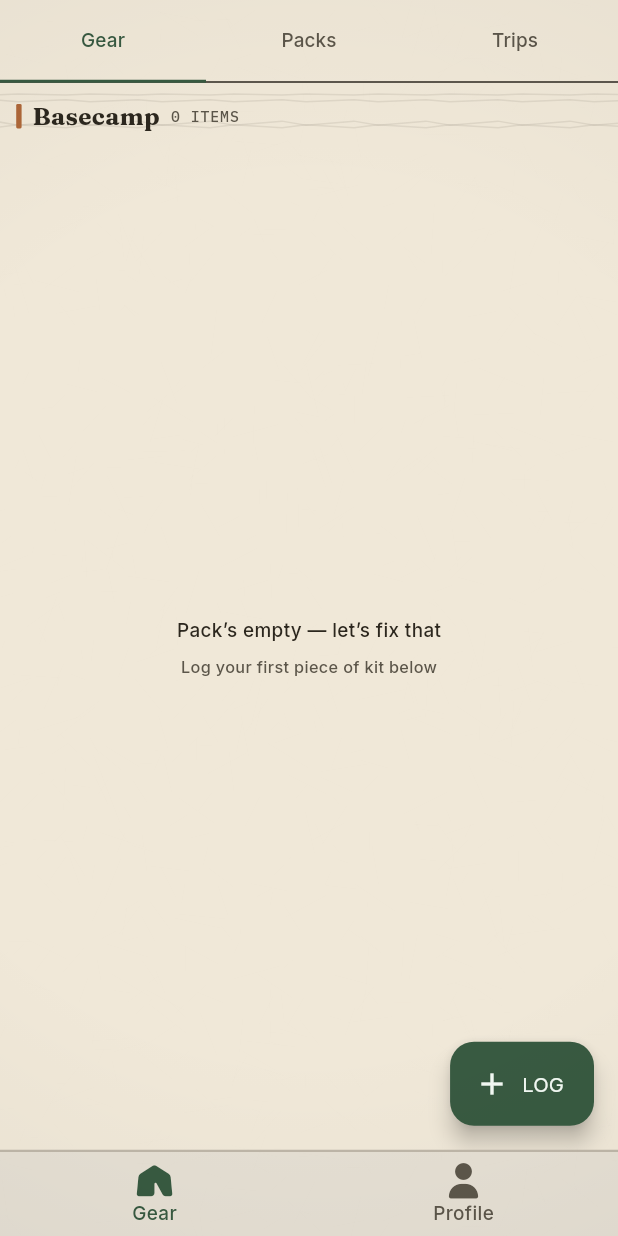
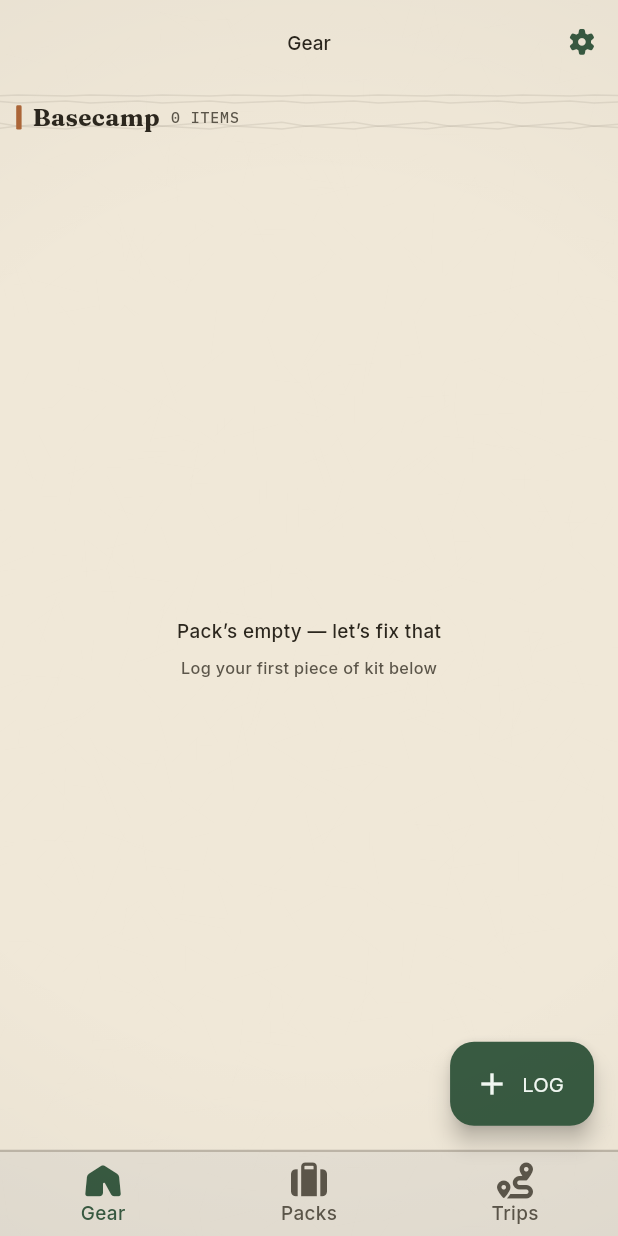
Before and after one commit to Mikey-Dowsett/gearrack, a Flutter app: the screen it shows after launch, on a phone screen of 412 x 824 dp. Run offline on Flutter 3.47's test engine with Material 3 defaults, Android fonts, the phone set to English and light mode, and no system bars; our stand-ins replace file_picker, flutter_screenutil, font_awesome_flutter, google_fonts, sqflite, sqflite_common_ffi; accounts and stored records are empty.

Commit message:
Changed tabs layout

```diff
--- a/lib/main.dart
+++ b/lib/main.dart
@@ -3,15 +3,11 @@ import 'dart:io' show Platform;
 import 'package:flutter/material.dart';
 import 'package:flutter/services.dart';
 import 'package:gearrack/pages/inventory_page.dart';
-import 'package:gearrack/pages/profile_page.dart';
 import 'package:gearrack/widgets/paper_texture.dart';
-import 'package:gearrack/theme/app_colors.dart';
 import 'package:gearrack/theme/app_theme.dart';
-import 'package:gearrack/theme/ui_constants.dart';
 import 'package:gearrack/database/database_helper.dart';
 import 'package:gearrack/database/app_settings_dao.dart';
 import 'package:flutter_screenutil/flutter_screenutil.dart';
-import 'package:font_awesome_flutter/font_awesome_flutter.dart';
 import 'package:sqflite_common_ffi/sqflite_ffi.dart';
 
 void main() async {
@@ -108,70 +104,8 @@ class MainNavigationScreen extends StatefulWidget {
 }
 
 class _MainNavigationScreenState extends State<MainNavigationScreen> {
-  int _selectedIndex = 0;
-
-  late final List<Widget> _pages;
-
-  @override
-  void initState() {
-    super.initState();
-    _pages = [
-      const InventoryPage(),
-      ProfilePage(onThemeChanged: widget.onThemeChanged),
-    ];
-  }
-
-  void _onItemTapped(int index) {
-    setState(() {
-      _selectedIndex = index;
-    });
-  }
-
   @override
   Widget build(BuildContext context) {
-    final colors = AppColors.of(context);
-
-    return Scaffold(
-      body: SafeArea(
-        top: true,
-        bottom: false,
-        child: IndexedStack(index: _selectedIndex, children: _pages),
-      ),
-      bottomNavigationBar: SafeArea(
-        left: false,
-        right: false,
-        bottom: true,
-        child: Container(
-          decoration: BoxDecoration(
-            border: Border(
-              top: BorderSide(
-                color: colors.borderStrong,
-                width: UiConstants.borderWidth,
-              ),
-            ),
-          ),
-          child: BottomNavigationBar(
-            type: BottomNavigationBarType.fixed,
-            backgroundColor: colors.surfaceRaised,
-            elevation: 0,
-            items: const <BottomNavigationBarItem>[
-              BottomNavigationBarItem(
-                icon: FaIcon(FontAwesomeIcons.tent),
-                label: 'Gear',
-              ),
-              BottomNavigationBarItem(
-                icon: FaIcon(FontAwesomeIcons.solidUser),
-                label: 'Profile',
-              ),
-            ],
-            currentIndex: _selectedIndex,
-            selectedItemColor: colors.primary,
-            unselectedItemColor: colors.textSecondary,
-            showUnselectedLabels: true,
-            onTap: _onItemTapped,
-          ),
-        ),
-      ),
-    );
+    return InventoryPage(onThemeChanged: widget.onThemeChanged);
   }
 }
--- a/lib/pages/inventory_page.dart
+++ b/lib/pages/inventory_page.dart
@@ -22,44 +22,41 @@ import 'package:gearrack/pages/add_pack.dart';
 import 'package:gearrack/pages/log_trip_page.dart';
 import 'package:gearrack/pages/trip_detail_page.dart';
 import 'package:gearrack/pages/pack_page.dart' as pack_detail;
+import 'package:gearrack/pages/settings_page.dart';
 import 'package:gearrack/utils/weight_formatter.dart';
 import 'package:gearrack/widgets/patch_chip.dart';
 import 'package:gearrack/widgets/section_header.dart';
 
 class InventoryPage extends StatefulWidget {
-  const InventoryPage({super.key});
+  final VoidCallback? onThemeChanged;
+
+  const InventoryPage({super.key, this.onThemeChanged});
 
   @override
   State<InventoryPage> createState() => _InventoryPageState();
 }
 
-class _InventoryPageState extends State<InventoryPage>
-    with SingleTickerProviderStateMixin {
-  late TabController _tabController;
+class _InventoryPageState extends State<InventoryPage> {
+  int _selectedIndex = 0;
   final GlobalKey<GearTabState> _gearKey = GlobalKey<GearTabState>();
   final GlobalKey<PacksTabState> _packsKey = GlobalKey<PacksTabState>();
   final GlobalKey<TripsTabState> _tripsKey = GlobalKey<TripsTabState>();
 
-  @override
-  void initState() {
-    super.initState();
-    _tabController = TabController(length: 3, vsync: this);
-    _tabController.addListener(_onTabChanged);
+  void _onTabTapped(int index) {
+    setState(() => _selectedIndex = index);
   }
 
-  void _onTabChanged() {
-    if (mounted) setState(() {});
-  }
-
-  @override
-  void dispose() {
-    _tabController.removeListener(_onTabChanged);
-    _tabController.dispose();
-    super.dispose();
+  void _openSettings() {
+    Navigator.push(
+      context,
+      MaterialPageRoute(
+        builder: (_) => SettingsPage(onThemeChanged: widget.onThemeChanged),
+      ),
+    );
   }
 
   void _handleFabPress() {
-    switch (_tabController.index) {
+    switch (_selectedIndex) {
       case 0:
         _navigateToAddGear();
         break;
@@ -109,16 +106,7 @@ class _InventoryPageState extends State<InventoryPage>
   }
 
   IconData _fabIcon() {
-    switch (_tabController.index) {
-      case 0:
     return Icons.add;
-      case 1:
-        return Icons.add;
-      case 2:
-        return Icons.add;
-      default:
-        return Icons.add;
-    }
   }
 
   @override
@@ -127,32 +115,32 @@ class _InventoryPageState extends State<InventoryPage>
 
     return Scaffold(
       backgroundColor: colors.background,
-      body: SafeArea(
-        top: true,
-        bottom: false,
-        child: Column(
-          children: [
-            TabBar(
-              controller: _tabController,
-              indicatorColor: colors.primary,
-              indicatorSize: TabBarIndicatorSize.tab,
-              labelColor: colors.primary,
-              unselectedLabelColor: colors.textSecondary,
-              labelStyle: AppTextStyles.bodyMedium,
-              unselectedLabelStyle: AppTextStyles.bodyMedium,
-              labelPadding: EdgeInsets.symmetric(
-                vertical: 4.sp,
-                horizontal: 16.sp,
+      appBar: AppBar(
+        backgroundColor: colors.background,
+        elevation: 0,
+        automaticallyImplyLeading: false,
+        title: Text(
+          switch (_selectedIndex) {
+            0 => 'Gear',
+            1 => 'Packs',
+            _ => 'Trips',
+          },
+          style: AppTextStyles.bodyMedium.copyWith(color: colors.onBackground),
         ),
-              tabs: const [
-                Tab(text: 'Gear'),
-                Tab(text: 'Packs'),
-                Tab(text: 'Trips'),
+        centerTitle: true,
+        actions: [
+          IconButton(
+            icon: FaIcon(FontAwesomeIcons.gear, size: 18.sp, color: colors.primary),
+            onPressed: _openSettings,
+            tooltip: 'Settings',
+          ),
         ],
       ),
-            Expanded(
+      body: SafeArea(
+        top: false,
+        bottom: false,
         child: IndexedStack(
-                index: _tabController.index,
+          index: _selectedIndex,
           children: [
             GearTab(key: _gearKey),
             PacksTab(key: _packsKey),
@@ -160,13 +148,49 @@ class _InventoryPageState extends State<InventoryPage>
           ],
         ),
       ),
-          ],
-        ),
-      ),
       floatingActionButton: FloatingActionButton.extended(
         onPressed: _handleFabPress,
         icon: Icon(_fabIcon()),
         label: const Text('LOG'),
+      ),
+      bottomNavigationBar: SafeArea(
+        left: false,
+        right: false,
+        bottom: true,
+        child: Container(
+          decoration: BoxDecoration(
+            border: Border(
+              top: BorderSide(
+                color: colors.borderStrong,
+                width: UiConstants.borderWidth,
+              ),
+            ),
+          ),
+          child: BottomNavigationBar(
+            type: BottomNavigationBarType.fixed,
+            backgroundColor: colors.surfaceRaised,
+            elevation: 0,
+            currentIndex: _selectedIndex,
+            selectedItemColor: colors.primary,
+            unselectedItemColor: colors.textSecondary,
+            showUnselectedLabels: true,
+            onTap: _onTabTapped,
+            items: const <BottomNavigationBarItem>[
+              BottomNavigationBarItem(
+                icon: FaIcon(FontAwesomeIcons.tent),
+                label: 'Gear',
+              ),
+              BottomNavigationBarItem(
+                icon: FaIcon(FontAwesomeIcons.suitcase),
+                label: 'Packs',
+              ),
+              BottomNavigationBarItem(
+                icon: FaIcon(FontAwesomeIcons.route),
+                label: 'Trips',
+              ),
+            ],
+          ),
+        ),
       ),
     );
   }
```
Lines whose indentation alone changed are shown as unchanged.
